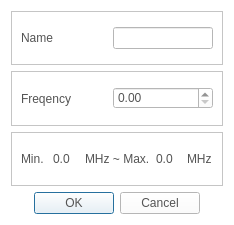
fsest4u/CaX_03, file CaX/dialog/addradiodialog.ui: the form before one commit.
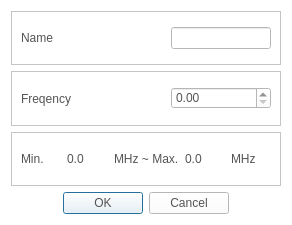
The form after the commit. Icons and pictures are not drawn.

Commit message: [design] - apply to design for dialog button - group play - mute icon - cd rip - left / right icon - browser - folder icon - option menu - play now / clear / next / last

What changed in the file:
```diff
--- a/CaX/dialog/addradiodialog.ui
+++ b/CaX/dialog/addradiodialog.ui
@@ -6,7 +6,7 @@
    <rect>
     <x>0</x>
     <y>0</y>
-    <width>234</width>
+    <width>292</width>
     <height>225</height>
    </rect>
   </property>
@@ -124,6 +124,21 @@
    </item>
    <item row="3" column="0">
     <widget class="QDialogButtonBox" name="buttonBox">
+     <property name="styleSheet">
+      <string notr="true">QPushButton
+{
+  border-image: url(&quot;:/resource/audiocd-popup-btn110-ok-n@3x.png&quot;);
+width: 110px;
+color: rgb(84, 84, 84)
+}
+
+QPushButton:hover
+{
+  border-image: url(&quot;:/resource/audiocd-popup-btn110-ok-h@3x.png&quot;);
+width: 110px;
+color: rgb(255, 255, 255)
+}</string>
+     </property>
      <property name="orientation">
       <enum>Qt::Horizontal</enum>
      </property>
```
The commit also changes 17 other files.
